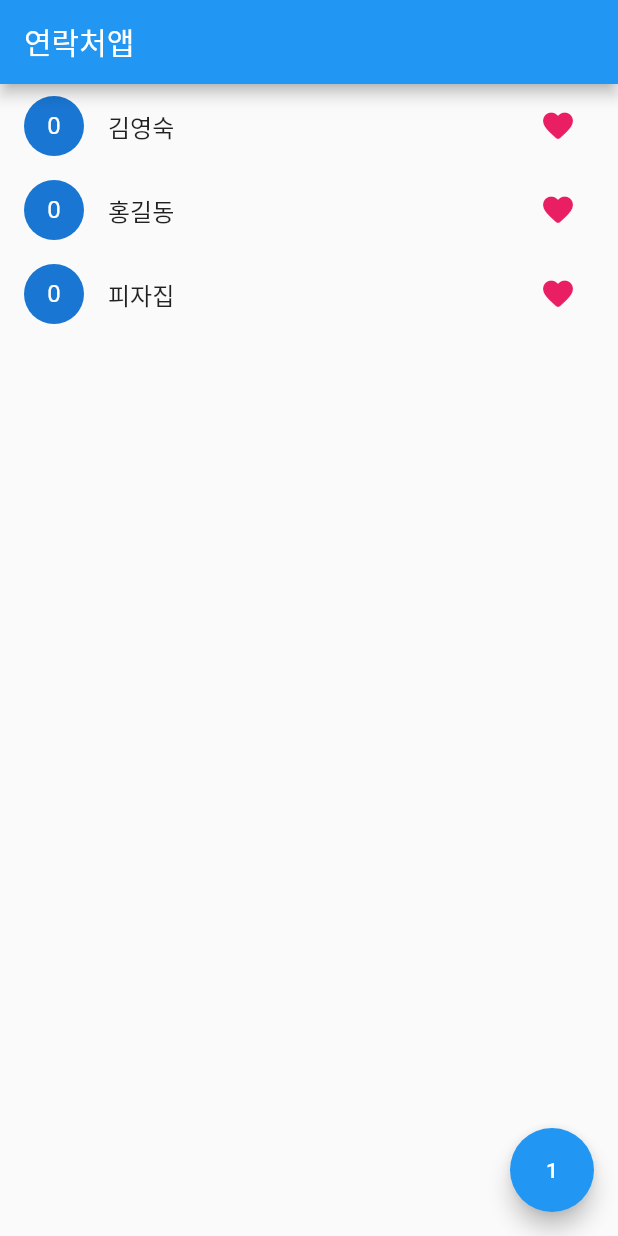
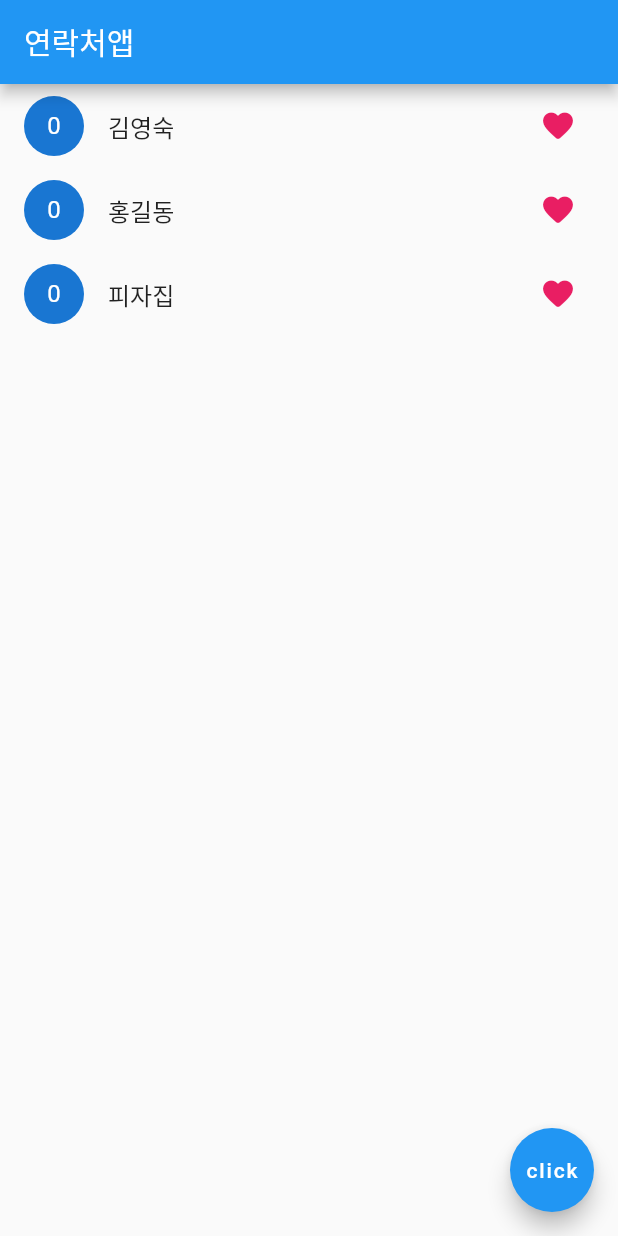
Before and after one commit to Sophia9156/flutter-contact, a Flutter app: the screen it shows after launch, on a phone screen of 412 x 824 dp. Run offline on Flutter 3.47's test engine with Material 2 defaults, Android fonts, the phone set to English and light mode, and no system bars.

```diff
--- a/lib/main.dart
+++ b/lib/main.dart
@@ -12,7 +12,6 @@ class MyApp extends StatefulWidget {
 }
 
 class _MyAppState extends State<MyApp> {
-  var a = 1;
   var likes = [0, 0, 0];
   var name = ["김영숙", "홍길동", "피자집"];
 
@@ -20,14 +19,20 @@ class _MyAppState extends State<MyApp> {
   Widget build(BuildContext context) {
     return MaterialApp(
         home: Scaffold(
-      floatingActionButton: FloatingActionButton(
-        child: Text(a.toString()),
-        onPressed: () {
-          setState(() {
-            a++;
-          });
-        },
-      ),
+      floatingActionButton: Builder(builder: (context) {
+        return FloatingActionButton(
+          child: Text("click"),
+          onPressed: () {
+            showDialog(
+                context: context,
+                builder: (context) {
+                  return Dialog(
+                    child: Text("안녕"),
+                  );
+                });
+          },
+        );
+      }),
       appBar: AppBar(
         title: Text("연락처앱"),
       ),
```
